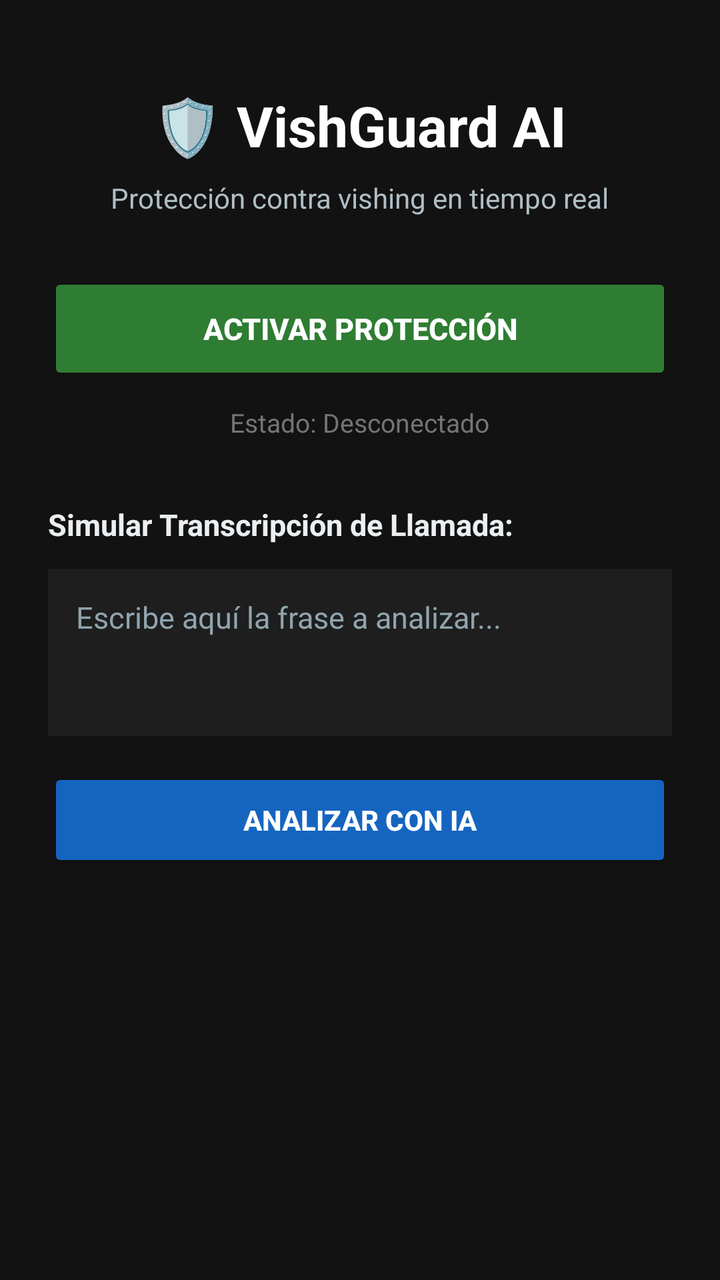
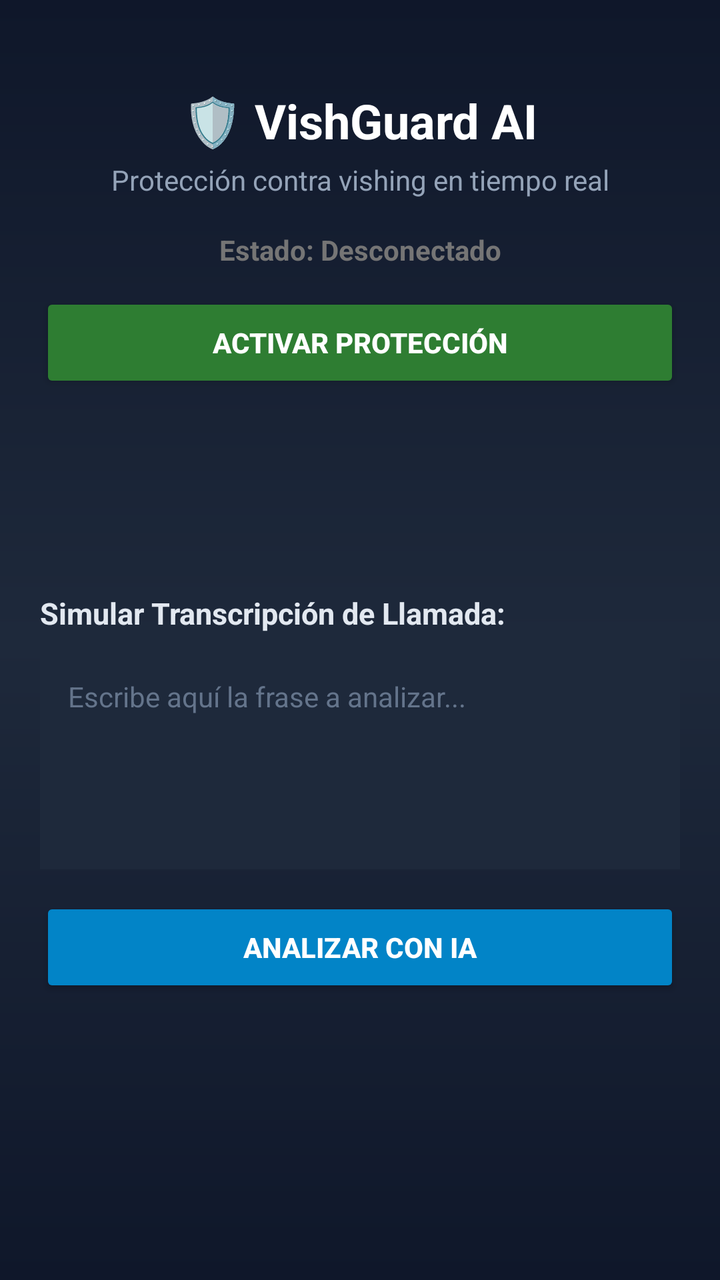

Compare the two renders of this Android layout. The source of the first and the diff that turns it into the second are given below.
<!-- AndroidManifest.xml: application theme Theme.VishGuardAI -->
<!-- res/layout/activity_main.xml -->
<?xml version="1.0" encoding="utf-8"?>
<ScrollView xmlns:android="http://schemas.android.com/apk/res/android"
    android:layout_width="match_parent"
    android:layout_height="match_parent"
    android:background="#121212"
    android:fillViewport="true">

    <LinearLayout
        android:layout_width="match_parent"
        android:layout_height="wrap_content"
        android:orientation="vertical"
        android:gravity="center_horizontal"
        android:padding="24dp">

        <TextView
            android:layout_width="wrap_content"
            android:layout_height="wrap_content"
            android:text="🛡️ VishGuard AI"
            android:textColor="#FFFFFF"
            android:textSize="28sp"
            android:textStyle="bold"
            android:layout_marginTop="20dp" />

        <TextView
            android:layout_width="wrap_content"
            android:layout_height="wrap_content"
            android:layout_marginTop="8dp"
            android:text="Protección contra vishing en tiempo real"
            android:textColor="#B0BEC5"
            android:textSize="14sp" />

        <Button
            android:id="@+id/btnToggleService"
            android:layout_width="match_parent"
            android:layout_height="56dp"
            android:layout_marginTop="28dp"
            android:text="ACTIVAR PROTECCIÓN"
            android:textSize="15sp"
            android:textStyle="bold"
            android:backgroundTint="#2E7D32"
            android:textColor="#FFFFFF" />

        <TextView
            android:id="@+id/tvStatusInfo"
            android:layout_width="wrap_content"
            android:layout_height="wrap_content"
            android:layout_marginTop="10dp"
            android:text="Estado: Desconectado"
            android:textColor="#757575"
            android:textSize="13sp" />

        <TextView
            android:layout_width="match_parent"
            android:layout_height="wrap_content"
            android:layout_marginTop="32dp"
            android:text="Simular Transcripción de Llamada:"
            android:textColor="#ECEFF1"
            android:textSize="15sp"
            android:textStyle="bold" />

        <EditText
            android:id="@+id/etFraseSimulada"
            android:layout_width="match_parent"
            android:layout_height="wrap_content"
            android:layout_marginTop="12dp"
            android:minLines="3"
            android:gravity="top|start"
            android:padding="14dp"
            android:hint="Escribe aquí la frase a analizar..."
            android:textColor="#FFFFFF"
            android:textColorHint="#90A4AE"
            android:textSize="15sp"
            android:background="#1E1E1E"
            android:inputType="textMultiLine|textCapSentences" />

        <Button
            android:id="@+id/btnEnviarFrase"
            android:layout_width="match_parent"
            android:layout_height="52dp"
            android:layout_marginTop="16dp"
            android:text="ANALIZAR CON IA"
            android:textColor="#FFFFFF"
            android:textSize="14sp"
            android:textStyle="bold"
            android:backgroundTint="#1565C0" />

    </LinearLayout>
</ScrollView>
<!-- resources referenced by this layout -->
<resources>
  <style name="Theme.VishGuardAI" parent="Base.Theme.VishGuardAI" />
  <style name="Base.Theme.VishGuardAI" parent="Theme.Material3.DayNight.NoActionBar">
          
          
      </style>
</resources>

<!-- the commit's change to res/layout/activity_main.xml (unified diff, before → after) -->
@@ -1,88 +1,98 @@
 <?xml version="1.0" encoding="utf-8"?>
-<ScrollView xmlns:android="http://schemas.android.com/apk/res/android"
+<LinearLayout xmlns:android="http://schemas.android.com/apk/res/android"
+    xmlns:app="http://schemas.android.com/apk/res-auto"
     android:layout_width="match_parent"
     android:layout_height="match_parent"
-    android:background="#121212"
-    android:fillViewport="true">
+    android:background="@drawable/bg_main_gradient"
+    android:orientation="vertical"
+    android:padding="20dp">
 
-    <LinearLayout
+    
+    <TextView
+        android:id="@+id/tvTitle"
         android:layout_width="match_parent"
         android:layout_height="wrap_content"
-        android:orientation="vertical"
-        android:gravity="center_horizontal"
-        android:padding="24dp">
+        android:layout_marginTop="24dp"
+        android:gravity="center"
+        android:text="🛡️ VishGuard AI"
+        android:textColor="#FFFFFF"
+        android:textSize="24sp"
+        android:textStyle="bold" />
 
-        <TextView
-            android:layout_width="wrap_content"
-            android:layout_height="wrap_content"
-            android:text="🛡️ VishGuard AI"
-            android:textColor="#FFFFFF"
-            android:textSize="28sp"
-            android:textStyle="bold"
-            android:layout_marginTop="20dp" />
+    <TextView
+        android:id="@+id/tvSubtitle"
+        android:layout_width="match_parent"
+        android:layout_height="wrap_content"
+        android:layout_marginTop="4dp"
+        android:gravity="center"
+        android:text="Protección contra vishing en tiempo real"
+        android:textColor="#94A3B8"
+        android:textSize="14sp" />
 
-        <TextView
-            android:layout_width="wrap_content"
-            android:layout_height="wrap_content"
-            android:layout_marginTop="8dp"
-            android:text="Protección contra vishing en tiempo real"
-            android:textColor="#B0BEC5"
-            android:textSize="14sp" />
+    
+    <TextView
+        android:id="@+id/tvStatusInfo"
+        android:layout_width="match_parent"
+        android:layout_height="wrap_content"
+        android:layout_marginTop="16dp"
+        android:gravity="center"
+        android:text="Estado: Desconectado"
+        android:textColor="#757575"
+        android:textSize="14sp"
+        android:textStyle="bold" />
 
-        <Button
-            android:id="@+id/btnToggleService"
-            android:layout_width="match_parent"
-            android:layout_height="56dp"
-            android:layout_marginTop="28dp"
-            android:text="ACTIVAR PROTECCIÓN"
-            android:textSize="15sp"
-            android:textStyle="bold"
-            android:backgroundTint="#2E7D32"
-            android:textColor="#FFFFFF" />
+    
+    <Button
+        android:id="@+id/btnToggleService"
+        android:layout_width="match_parent"
+        android:layout_height="50dp"
+        android:layout_marginTop="12dp"
+        android:backgroundTint="#2E7D32"
+        android:text="ACTIVAR PROTECCIÓN"
+        android:textColor="#FFFFFF"
+        android:textSize="14sp"
+        android:textStyle="bold"
+        app:cornerRadius="8dp" />
 
-        <TextView
-            android:id="@+id/tvStatusInfo"
-            android:layout_width="wrap_content"
-            android:layout_height="wrap_content"
-            android:layout_marginTop="10dp"
-            android:text="Estado: Desconectado"
-            android:textColor="#757575"
-            android:textSize="13sp" />
+    
+    <View
+        android:layout_width="match_parent"
+        android:layout_height="100dp" />
 
-        <TextView
-            android:layout_width="match_parent"
-            android:layout_height="wrap_content"
-            android:layout_marginTop="32dp"
-            android:text="Simular Transcripción de Llamada:"
-            android:textColor="#ECEFF1"
-            android:textSize="15sp"
-            android:textStyle="bold" />
+    
+    <TextView
+        android:layout_width="match_parent"
+        android:layout_height="wrap_content"
+        android:layout_marginBottom="8dp"
+        android:text="Simular Transcripción de Llamada:"
+        android:textColor="#E2E8F0"
+        android:textSize="15sp"
+        android:textStyle="bold" />
 
-        <EditText
-            android:id="@+id/etFraseSimulada"
-            android:layout_width="match_parent"
-            android:layout_height="wrap_content"
-            android:layout_marginTop="12dp"
-            android:minLines="3"
-            android:gravity="top|start"
-            android:padding="14dp"
-            android:hint="Escribe aquí la frase a analizar..."
-            android:textColor="#FFFFFF"
-            android:textColorHint="#90A4AE"
-            android:textSize="15sp"
-            android:background="#1E1E1E"
-            android:inputType="textMultiLine|textCapSentences" />
+    
+    <EditText
+        android:id="@+id/etFraseSimulada"
+        android:layout_width="match_parent"
+        android:layout_height="110dp"
+        android:background="#1E293B"
+        android:gravity="top|start"
+        android:hint="Escribe aquí la frase a analizar..."
+        android:padding="14dp"
+        android:textColor="#FFFFFF"
+        android:textColorHint="#64748B"
+        android:textSize="14sp" />
 
-        <Button
-            android:id="@+id/btnEnviarFrase"
-            android:layout_width="match_parent"
-            android:layout_height="52dp"
-            android:layout_marginTop="16dp"
-            android:text="ANALIZAR CON IA"
-            android:textColor="#FFFFFF"
-            android:textSize="14sp"
-            android:textStyle="bold"
-            android:backgroundTint="#1565C0" />
+    
+    <Button
+        android:id="@+id/btnEnviarFrase"
+        android:layout_width="match_parent"
+        android:layout_height="50dp"
+        android:layout_marginTop="14dp"
+        android:backgroundTint="#0284C7"
+        android:text="ANALIZAR CON IA"
+        android:textColor="#FFFFFF"
+        android:textSize="14sp"
+        android:textStyle="bold"
+        app:cornerRadius="8dp" />
 
-    </LinearLayout>
-</ScrollView>
+</LinearLayout>
<!-- resource entries referenced after the edit -->
@@ -1,5 +1,16 @@
 <!-- resources referenced by this layout -->
 <resources>
+  <!-- drawable bg_main_gradient (drawable) -->
+  <?xml version="1.0" encoding="utf-8"?>
+  <shape xmlns:android="http://schemas.android.com/apk/res/android"
+      android:shape="rectangle">
+      <gradient
+          android:angle="270"
+          android:startColor="#0F172A"
+          android:centerColor="#1E293B"
+          android:endColor="#0F172A"
+          android:type="linear" />
+  </shape>
   <style name="Theme.VishGuardAI" parent="Base.Theme.VishGuardAI" />
   <style name="Base.Theme.VishGuardAI" parent="Theme.Material3.DayNight.NoActionBar">
           
